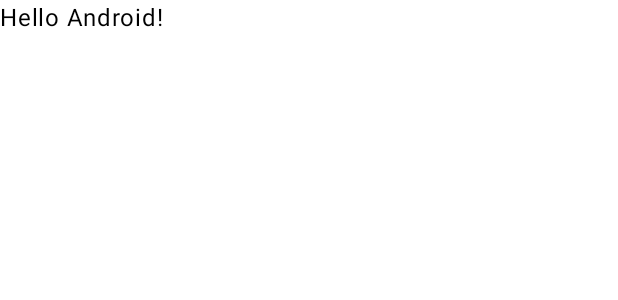
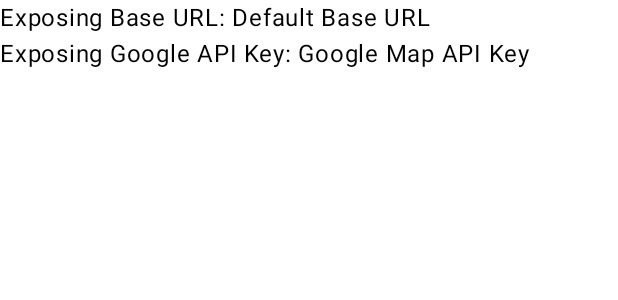
Before and after one commit to auliakbarh/securing-android-secret-keys, an Android app built with Jetpack Compose: the @Preview function GreetingPreview, on a phone screen of 412 x 824 dp. Shown: the top 300 px of the screen. Run offline under Robolectric (Android 15) with nearby library versions, the phone set to English and light mode, and no system bars.

Commit message:
retrieve secrets from secrets.xml

```diff
--- a/app/src/main/java/com/example/secureapp/MainActivity.kt
+++ b/app/src/main/java/com/example/secureapp/MainActivity.kt
@@ -3,6 +3,7 @@ package com.example.secureapp
 import android.os.Bundle
 import androidx.activity.ComponentActivity
 import androidx.activity.compose.setContent
+import androidx.compose.foundation.layout.Column
 import androidx.compose.foundation.layout.fillMaxSize
 import androidx.compose.material3.MaterialTheme
 import androidx.compose.material3.Surface
@@ -12,14 +13,22 @@ import androidx.compose.ui.Modifier
 import androidx.compose.ui.tooling.preview.Preview
 import com.example.secureapp.ui.theme.SecureAppTheme
 
+
 class MainActivity : ComponentActivity() {
     override fun onCreate(savedInstanceState: Bundle?) {
         super.onCreate(savedInstanceState)
+        // inside of an Activity, `getString` is called directly
+        // inside of an Activity, `getString` is called directly
+        val baseUrl: String = getString(R.string.base_url)
+        val googleMapApiKey: String = getString(R.string.google_maps_api_key)
+        // inside of another class (requires a context object to exist)
+        // inside of another class (requires a context object to exist)
+        // val secretValue: String = context.getString(R.string.base_url)
         setContent {
             SecureAppTheme {
                 // A surface container using the 'background' color from the theme
                 Surface(modifier = Modifier.fillMaxSize(), color = MaterialTheme.colorScheme.background) {
-                    Greeting("Android")
+                    Greeting(baseUrl, googleMapApiKey)
                 }
             }
         }
@@ -27,17 +36,23 @@ class MainActivity : ComponentActivity() {
 }
 
 @Composable
-fun Greeting(name: String, modifier: Modifier = Modifier) {
-    Text(
-            text = "Hello $name!",
+fun Greeting(baseUrl: String, googleMapApiKey: String, modifier: Modifier = Modifier) {
+    Column {
+        Text(
+            text = "Exposing Base URL: $baseUrl",
             modifier = modifier
-    )
+        )
+        Text(
+            text = "Exposing Google API Key: $googleMapApiKey",
+            modifier = modifier
+        )
+    }
 }
 
 @Preview(showBackground = true)
 @Composable
 fun GreetingPreview() {
     SecureAppTheme {
-        Greeting("Android")
+        Greeting("Default Base URL", "Google Map API Key")
     }
 }
```
